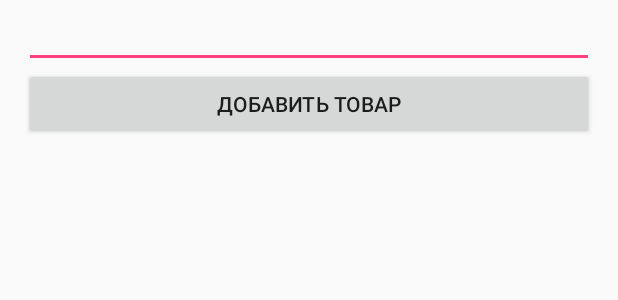
After one commit to filin-from-2042/1cAddCheck, an Android app: the layout content_full_check.xml on its own in the app's theme, with its tools: preview values and no code run, on a phone screen of 412 x 824 dp. The commit adds this screen. Shown: the top 300 px of the screen. Run offline under Robolectric (Android 15) with nearby library versions, the phone set to English and light mode, and no system bars.

Commit message:
Добавлен механизм поиска по названию или  коду и основной механизм отображения

```diff
--- a/app/build.gradle
+++ b/app/build.gradle
@@ -29,5 +29,6 @@ dependencies {
     compile 'com.android.support:appcompat-v7:25.3.1'
     compile 'com.android.support.constraint:constraint-layout:1.0.2'
     compile 'net.sourceforge.jtds:jtds:1.2'
+    compile 'com.android.support:design:25.3.1'
     testCompile 'junit:junit:4.12'
 }
--- /dev/null
+++ b/app/src/main/res/layout/content_full_check.xml
@@ -0,0 +1,37 @@
+<?xml version="1.0" encoding="utf-8"?>
+<LinearLayout xmlns:android="http://schemas.android.com/apk/res/android"
+    xmlns:tools="http://schemas.android.com/tools"
+    android:layout_width="match_parent"
+    android:layout_height="match_parent"
+    android:paddingLeft="16dp"
+    android:paddingRight="16dp"
+    android:orientation="vertical" >
+
+    <EditText
+        android:id="@+id/checkNumber"
+        android:layout_width="match_parent"
+        android:layout_height="wrap_content"
+        android:ems="10"
+        android:inputType="text"
+        android:selectAllOnFocus="false"
+        android:singleLine="true"
+        android:text="" />
+
+    <Button
+        android:id="@+id/addItemBtn"
+        android:layout_width="match_parent"
+        android:layout_height="wrap_content"
+        android:text="@string/addNewItemBtnText" />
+
+    <TableLayout
+        android:layout_width="match_parent"
+        android:layout_height="match_parent"
+        android:id="@+id/itemList">
+
+        <TableRow
+            android:layout_width="match_parent"
+            android:layout_height="match_parent" />
+    </TableLayout>
+
+
+</LinearLayout>
--- /dev/null
+++ b/app/src/main/res/values/dimens.xml
@@ -0,0 +1,3 @@
+<resources>
+    <dimen name="fab_margin">16dp</dimen>
+</resources>
--- a/app/src/main/res/values/strings.xml
+++ b/app/src/main/res/values/strings.xml
@@ -1,3 +1,6 @@
 <resources>
     <string name="app_name">1cAddCheck</string>
+    <string name="addNewItemBtnText">Добавить товар</string>
+    <string name="title_activity_full_check">FullCheckActivity</string>
+    <string name="search_item_hint">Код или название товара</string>
 </resources>
--- a/app/src/main/res/values/styles.xml
+++ b/app/src/main/res/values/styles.xml
@@ -8,4 +8,13 @@
         <item name="colorAccent">@color/colorAccent</item>
     </style>
 
+    <style name="AppTheme.NoActionBar">
+        <item name="windowActionBar">false</item>
+        <item name="windowNoTitle">true</item>
+    </style>
+
+    <style name="AppTheme.AppBarOverlay" parent="ThemeOverlay.AppCompat.Dark.ActionBar" />
+
+    <style name="AppTheme.PopupOverlay" parent="ThemeOverlay.AppCompat.Light" />
+
 </resources>
--- /dev/null
+++ b/app/src/main/res/xml/searchable.xml
@@ -0,0 +1,5 @@
+<?xml version="1.0" encoding="utf-8"?>
+<searchable xmlns:android="http://schemas.android.com/apk/res/android"
+    android:label="@string/app_name"
+    android:hint="@string/search_item_hint" >
+</searchable>
```
Also changed, not shown: app/src/main/AndroidManifest.xml (+15 -1 lines), app/src/main/java/com/example/uzmkkonov/a1caddcheck/DataHolder.java (added, +11 -0 lines), app/src/main/java/com/example/uzmkkonov/a1caddcheck/FullCheckActivity.java (added, +71 -0 lines), app/src/main/java/com/example/uzmkkonov/a1caddcheck/Product.java (added, +91 -0 lines), app/src/main/java/com/example/uzmkkonov/a1caddcheck/SearchableItemActivity.java (added, +89 -0 lines), app/src/main/res/layout/activity_full_check.xml (added, +20 -0 lines), app/src/main/res/layout/activity_searchable_item.xml (added, +17 -0 lines), 1 other file.
